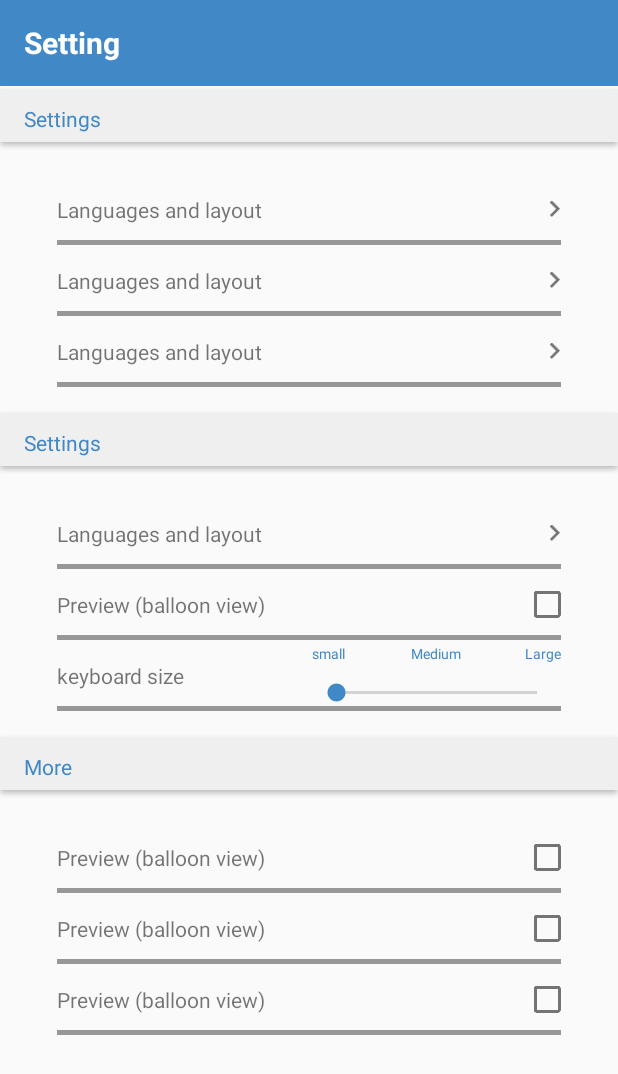
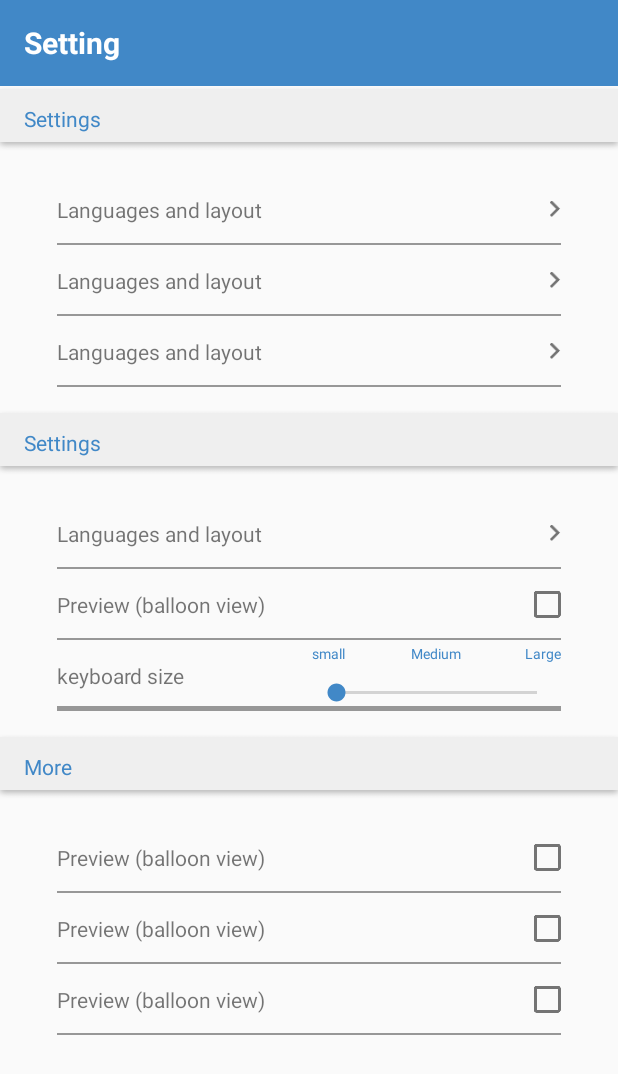
Before and after one commit to acegikey/MovingKey-Android, an Android app: the MainActivity screen opened directly, with no data from a screen before it, on a phone screen of 412 x 824 dp. Shown: the top 1074 px of the screen. Run offline under Robolectric (Android 15) with nearby library versions, the phone set to English and light mode, and no system bars.

Commit message:
리스트뷰 구분선 굵기 3 --> 1 로 수정 소스코드로 메뉴명 적용하기 전 백업

```diff
--- a/app/src/main/java/com/movingkey/android/movingkey/activitys/MainActivity.java
+++ b/app/src/main/java/com/movingkey/android/movingkey/activitys/MainActivity.java
@@ -5,10 +5,12 @@ import android.os.Bundle;
 
 import com.movingkey.android.movingkey.R;
 
-public class MainActivity extends AppCompatActivity {
+public class MainActivity extends AppCompatActivity
+{
 
     @Override
-    protected void onCreate(Bundle savedInstanceState) {
+    protected void onCreate(Bundle savedInstanceState)
+    {
         super.onCreate(savedInstanceState);
         setContentView(R.layout.activity_main);
     }
--- a/app/src/main/res/layout/list_item_main01.xml
+++ b/app/src/main/res/layout/list_item_main01.xml
@@ -16,12 +16,7 @@
             android:text="Languages and layout"
             android:layout_centerVertical="true"
             />
-        <RelativeLayout
-            android:layout_width="match_parent"
-            android:layout_height="3dp"
-            android:background="#979797"
-            android:layout_alignParentBottom="true"
-            />
+
 
         <ImageView
             android:layout_width="7.4dp"
@@ -30,6 +25,11 @@
             android:layout_centerVertical="true"
             android:layout_alignParentRight="true"
             />
-
+        <RelativeLayout
+            android:layout_width="match_parent"
+            android:layout_height="1dp"
+            android:background="#979797"
+            android:layout_alignParentBottom="true"
+            />
     </RelativeLayout>
 </RelativeLayout>
--- a/app/src/main/res/layout/list_item_main02.xml
+++ b/app/src/main/res/layout/list_item_main02.xml
@@ -42,7 +42,7 @@
 
         <RelativeLayout
             android:layout_width="match_parent"
-            android:layout_height="3dp"
+            android:layout_height="1dp"
             android:background="#979797"
             android:layout_alignParentBottom="true"
             />
--- a/app/src/main/res/layout/list_item_main03.xml
+++ b/app/src/main/res/layout/list_item_main03.xml
@@ -16,12 +16,7 @@
             android:text="keyboard size"
             android:layout_centerVertical="true"
             />
-        <RelativeLayout
-            android:layout_width="match_parent"
-            android:layout_height="3dp"
-            android:background="#979797"
-            android:layout_alignParentBottom="true"
-            />
+
 
         <RelativeLayout
             android:layout_width="166dp"
@@ -65,7 +60,12 @@
 
         </RelativeLayout>
 
-
+        <RelativeLayout
+            android:layout_width="match_parent"
+            android:layout_height="3dp"
+            android:background="#979797"
+            android:layout_alignParentBottom="true"
+            />
 
     </RelativeLayout>
 </RelativeLayout>
```
